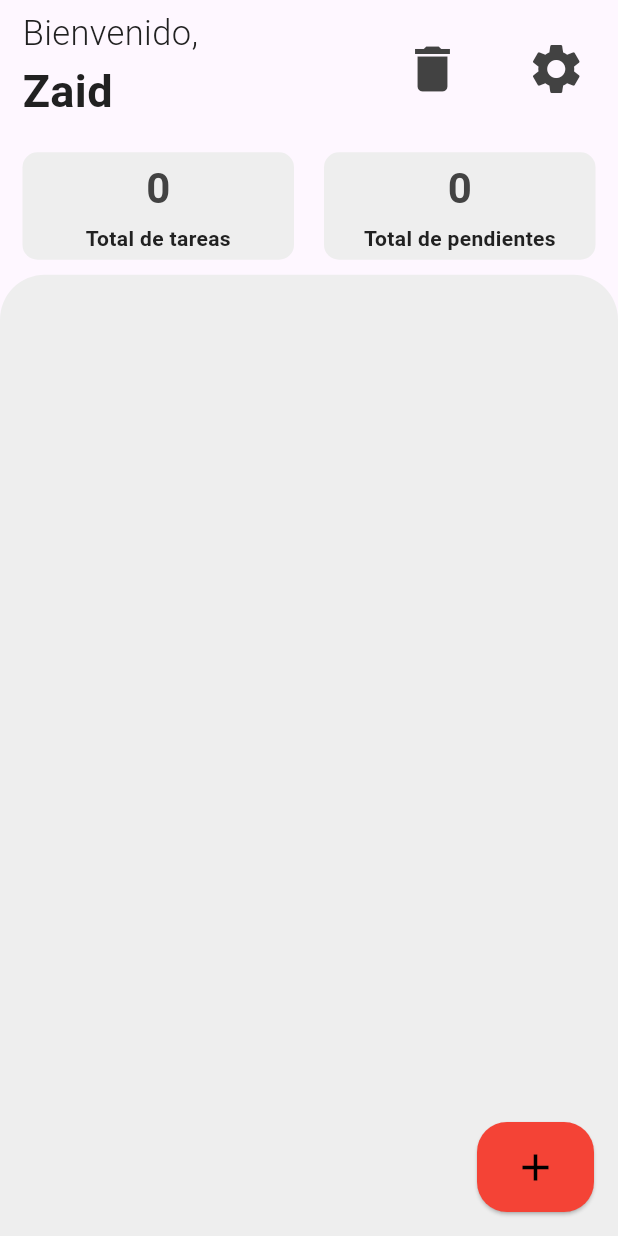
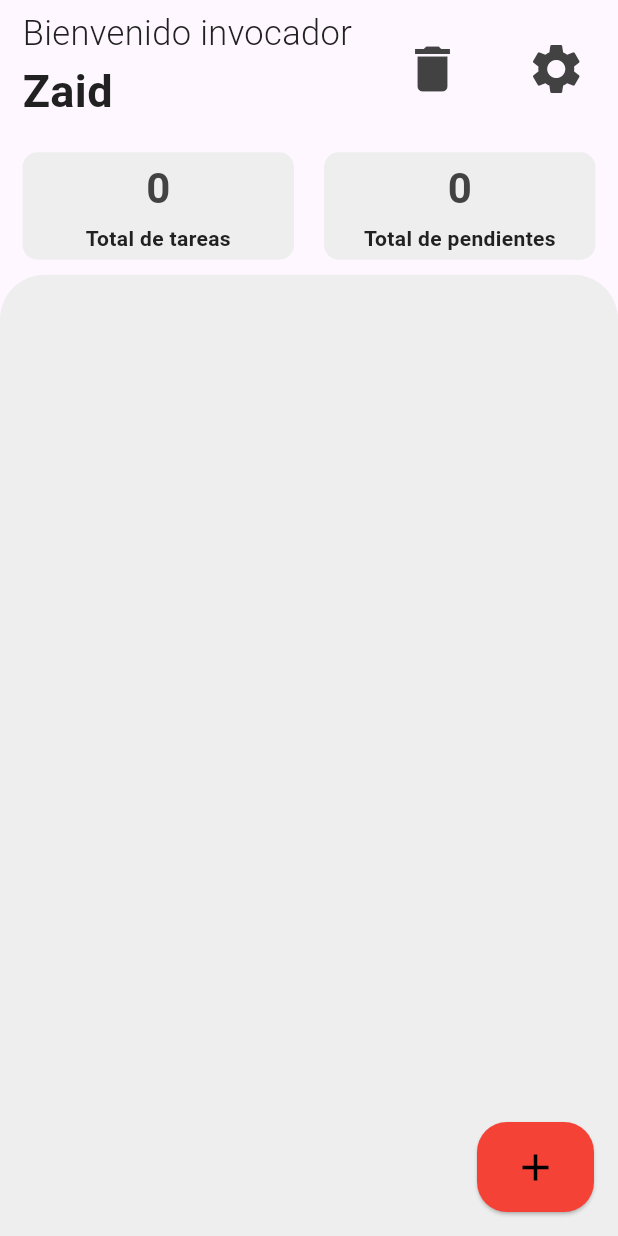
Before and after one commit to zaidRod/ToDoList, a Flutter app: the screen it shows after launch, on a phone screen of 412 x 824 dp. Run offline on Flutter 3.47's test engine with Material 3 defaults, Android fonts, the phone set to English and light mode, and no system bars.

Commit message:
header bienvenido invocador

```diff
--- a/todo_list/lib/views/header_view.dart
+++ b/todo_list/lib/views/header_view.dart
@@ -26,7 +26,7 @@ class HeaderView extends StatelessWidget {
                         child: FittedBox(
                           fit: BoxFit.fitHeight,
                           child: Text(
-                            "Bienvenido, ",
+                            "Bienvenido invocador",
                             style: TextStyle(
                                 fontSize: 23,
                                 fontWeight: FontWeight.w300,
```
